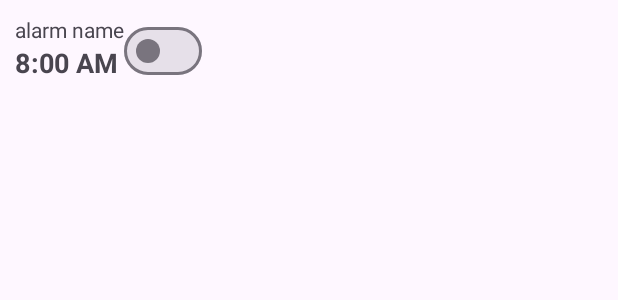
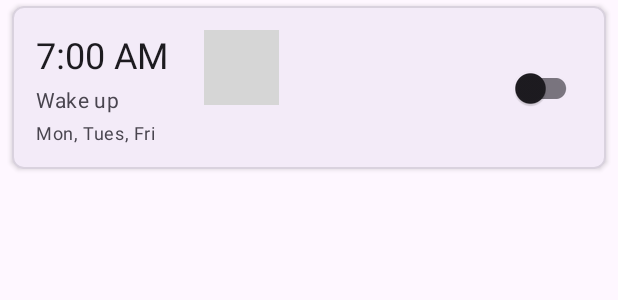
Before and after one commit to varunvaliveti/WakeBuddy, an Android app: the layout alarm_item.xml on its own in the app's theme, with its tools: preview values and no code run, on a phone screen of 412 x 824 dp. Shown: the top 300 px of the screen. Run offline under Robolectric (Android 15) with nearby library versions, the phone set to English and light mode, and no system bars; grey boxes are pictures that could not be loaded.

Commit message:
Changed alarm_item.xml

```diff
--- a/app/src/main/res/layout/alarm_item.xml
+++ b/app/src/main/res/layout/alarm_item.xml
@@ -1,33 +1,72 @@
 <?xml version="1.0" encoding="utf-8"?>
-<LinearLayout xmlns:android="http://schemas.android.com/apk/res/android"
+<com.google.android.material.card.MaterialCardView
+    xmlns:android="http://schemas.android.com/apk/res/android"
+    xmlns:app="http://schemas.android.com/apk/res-auto"
+    xmlns:tools="http://schemas.android.com/tools"
     android:layout_width="match_parent"
     android:layout_height="wrap_content"
-    android:orientation="horizontal"
-    android:padding="10dp">
-    <LinearLayout
-        android:layout_width="wrap_content"
+    android:layout_marginHorizontal="8dp"
+    android:layout_marginVertical="4dp"
+    app:cardCornerRadius="8dp"
+    app:cardElevation="2dp"
+    app:strokeWidth="1dp"
+    app:strokeColor="@color/material_on_surface_stroke">
+
+    <androidx.constraintlayout.widget.ConstraintLayout
+        android:layout_width="match_parent"
         android:layout_height="wrap_content"
-        android:orientation="vertical">
+        android:padding="16dp">
+
         <TextView
+            android:id="@+id/alarmTimeTextView"
             android:layout_width="wrap_content"
             android:layout_height="wrap_content"
-            android:text="alarm name"/>
+            android:textAppearance="?attr/textAppearanceHeadlineSmall"
+            android:textColor="?android:attr/textColorPrimary"
+            app:layout_constraintStart_toStartOf="parent"
+            app:layout_constraintTop_toTopOf="parent"
+            tools:text="7:00 AM" />
+
         <TextView
-            android:id="@+id/alarmTimeText"
+            android:id="@+id/alarmLabelTextView"
+            android:layout_width="0dp"
+            android:layout_height="wrap_content"
+            android:layout_marginTop="4dp"
+            android:textAppearance="?attr/textAppearanceBodyMedium"
+            android:textColor="?android:attr/textColorSecondary"
+            app:layout_constraintStart_toStartOf="parent"
+            app:layout_constraintTop_toBottomOf="@+id/alarmTimeTextView"
+            tools:text="Wake up" />
+
+        <TextView
+            android:id="@+id/alarmDaysTextView"
+            android:layout_width="0dp"
+            android:layout_height="wrap_content"
+            android:layout_marginTop="4dp"
+            android:textAppearance="?attr/textAppearanceBodySmall"
+            android:textColor="?android:attr/textColorSecondary"
+            app:layout_constraintStart_toStartOf="parent"
+            app:layout_constraintTop_toBottomOf="@+id/alarmLabelTextView"
+            tools:text="Mon, Tues, Fri" />
+
+        <com.google.android.material.switchmaterial.SwitchMaterial
+            android:id="@+id/alarmSwitch"
             android:layout_width="wrap_content"
-            android:layout_height="0dp"
-            android:layout_weight="1"
-            android:text="8:00 AM"
-            android:textSize="18sp"
-            android:textStyle="bold"/>
-    </LinearLayout>
+            android:layout_height="wrap_content"
+            app:layout_constraintBottom_toBottomOf="parent"
+            app:layout_constraintEnd_toEndOf="parent"
+            app:layout_constraintTop_toTopOf="parent" />
 
-    <ImageView
-        android:layout_width="wrap_content"
-        android:layout_height="wrap_content"/>
+        <ImageView
+            android:id="@+id/taskIcon"
+            android:layout_width="50dp"
+            android:layout_height="50dp"
+            android:layout_marginStart="24dp"
+            app:layout_constraintBottom_toBottomOf="parent"
+            app:layout_constraintStart_toEndOf="@+id/alarmTimeTextView"
+            app:layout_constraintTop_toTopOf="parent"
+            app:layout_constraintVertical_bias="0.0"
+            tools:srcCompat="@tools:sample/avatars" />
 
-    <com.google.android.material.materialswitch.MaterialSwitch
-        android:id="@+id/alarmSwitch"
-        android:layout_width="wrap_content"
-        android:layout_height="wrap_content"/>
-</LinearLayout>
+    </androidx.constraintlayout.widget.ConstraintLayout>
+</com.google.android.material.card.MaterialCardView>
```
